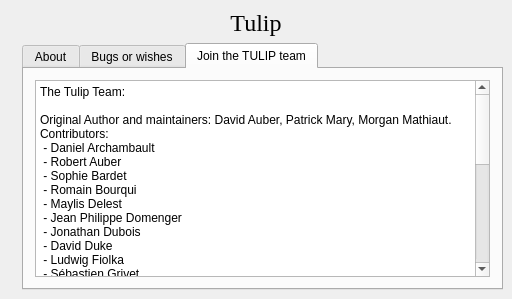
Before: the Qt Designer form software/tulip/designer/InfoDialog.ui in jalamao/tulip-1, drawn with Qt 5.
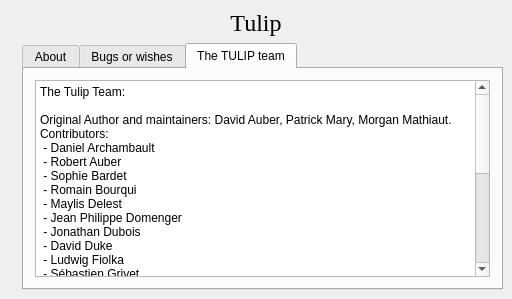
After: the same form once the commit is applied. The open tabs and pages were chosen to show the change. Icons and pictures are not drawn.

Commit message: fix for minor sf bug #3425903 + add F. Queyroi in contributors

```diff
--- a/software/tulip/designer/InfoDialog.ui
+++ b/software/tulip/designer/InfoDialog.ui
@@ -162,7 +162,7 @@
          </widget>
          <widget class="QWidget" name="tab" >
           <attribute name="title" >
-           <string>Join the TULIP team</string>
+           <string>The TULIP team</string>
           </attribute>
           <layout class="QGridLayout" >
            <property name="margin" >
@@ -198,16 +198,13 @@
 &lt;p style=" margin-top:0px; margin-bottom:0px; margin-left:0px; margin-right:0px; -qt-block-indent:0; text-indent:0px;"> - Bertrand Mathieu&lt;/p>
 &lt;p style=" margin-top:0px; margin-bottom:0px; margin-left:0px; margin-right:0px; -qt-block-indent:0; text-indent:0px;"> - Chris Myers&lt;/p>
 &lt;p style=" margin-top:0px; margin-bottom:0px; margin-left:0px; margin-right:0px; -qt-block-indent:0; text-indent:0px;"> - Bruno Pinaud&lt;/p>
+&lt;p style=" margin-top:0px; margin-bottom:0px; margin-left:0px; margin-right:0px; -qt-block-indent:0; text-indent:0px;"> - François Queyroi&lt;/p>
 &lt;p style=" margin-top:0px; margin-bottom:0px; margin-left:0px; margin-right:0px; -qt-block-indent:0; text-indent:0px;"> - Vincent Rabeux&lt;/p>
 &lt;p style=" margin-top:0px; margin-bottom:0px; margin-left:0px; margin-right:0px; -qt-block-indent:0; text-indent:0px;"> - Martin Schaffner&lt;/p>
 &lt;p style="-qt-paragraph-type:empty; margin-top:0px; margin-bottom:0px; margin-left:0px; margin-right:0px; -qt-block-indent:0; text-indent:0px;">&lt;/p>
-&lt;p style=" margin-top:0px; margin-bottom:0px; margin-left:0px; margin-right:0px; -qt-block-indent:0; text-indent:0px;">The Tulip Project is young and a lot of work &lt;/p>
-&lt;p style=" margin-top:0px; margin-bottom:0px; margin-left:0px; margin-right:0px; -qt-block-indent:0; text-indent:0px;">need to be done.&lt;/p>
-&lt;p style=" margin-top:0px; margin-bottom:0px; margin-left:0px; margin-right:0px; -qt-block-indent:0; text-indent:0px;">Every participation is welcome, (graphism, plug-ins,  documentation, low level library improvements)&lt;/p>
-&lt;p style="-qt-paragraph-type:empty; margin-top:0px; margin-bottom:0px; margin-left:0px; margin-right:0px; -qt-block-indent:0; text-indent:0px;">&lt;/p>
 &lt;p style=" margin-top:0px; margin-bottom:0px; margin-left:0px; margin-right:0px; -qt-block-indent:0; text-indent:0px;">To contact us send email to: &lt;/p>
 &lt;p style=" margin-top:0px; margin-bottom:0px; margin-left:0px; margin-right:0px; -qt-block-indent:0; text-indent:0px;">auber@tulip-software.org&lt;/p>
-&lt;p style=" margin-top:0px; margin-bottom:0px; margin-left:0px; margin-right:0px; -qt-block-indent:0; text-indent:0px;">Or use sourceforge system:&lt;/p>
+&lt;p style=" margin-top:0px; margin-bottom:0px; margin-left:0px; margin-right:0px; -qt-block-indent:0; text-indent:0px;">Or use sourceforge site:&lt;/p>
 &lt;p style=" margin-top:0px; margin-bottom:0px; margin-left:0px; margin-right:0px; -qt-block-indent:0; text-indent:0px;">http://sourceforge.net/projects/auber&lt;/p>&lt;/body>&lt;/html></string>
              </property>
             </widget>
```
Left out of the diff: 2 changed lines with no effect on the pictures.
